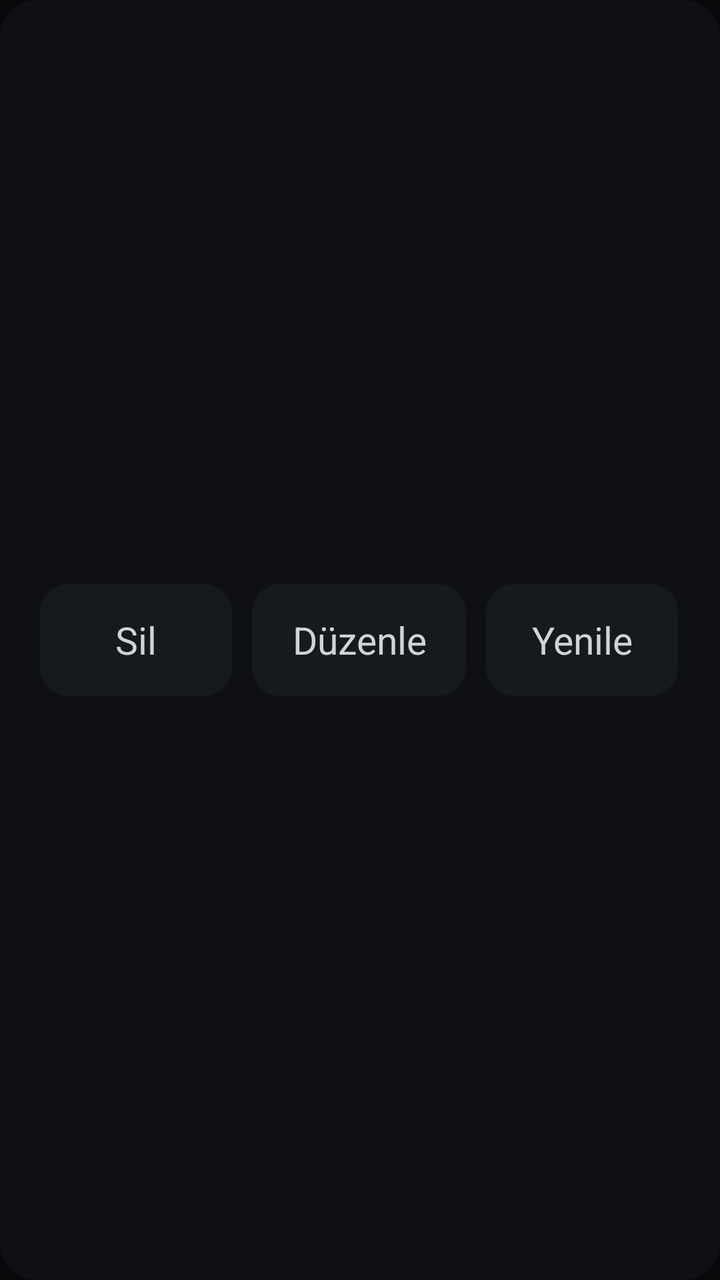
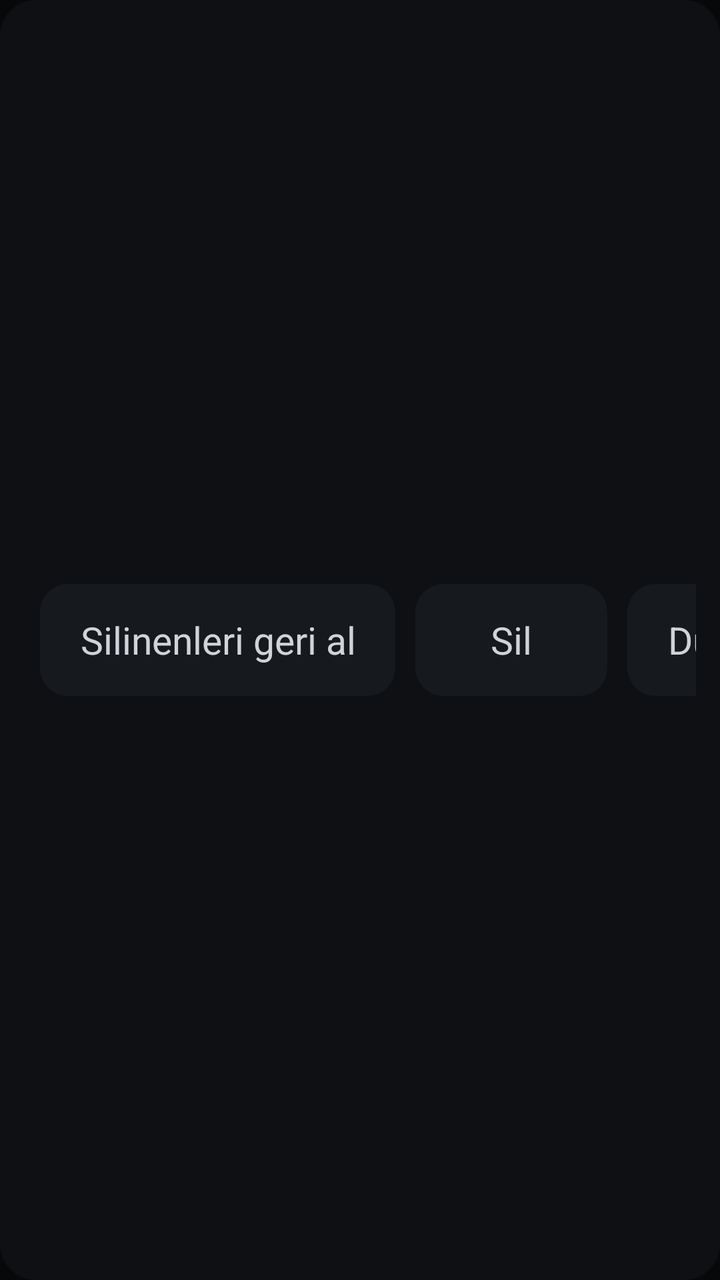

The first picture is an Android layout as it rendered before a commit; the second is the same layout after the commit. The layout source and the unified diff follow.
<!-- AndroidManifest.xml: application theme Tv -->
<!-- res/layout/row_source.xml -->
<?xml version="1.0" encoding="utf-8"?>
<LinearLayout xmlns:android="http://schemas.android.com/apk/res/android"
    android:layout_width="match_parent"
    android:layout_height="wrap_content"
    android:layout_marginTop="8dp"
    android:background="@drawable/bg_pane"
    android:gravity="center_vertical"
    android:minHeight="80dp"
    android:orientation="horizontal"
    android:paddingStart="20dp"
    android:paddingEnd="12dp">

    <LinearLayout
        android:layout_width="0dp"
        android:layout_height="wrap_content"
        android:layout_weight="1"
        android:orientation="vertical">

        <TextView
            android:id="@+id/rName"
            android:layout_width="wrap_content"
            android:layout_height="wrap_content"
            android:textColor="@color/text"
            android:textSize="20sp" />

        <TextView
            android:id="@+id/rMeta"
            android:layout_width="wrap_content"
            android:layout_height="wrap_content"
            android:textColor="@color/text2"
            android:textSize="15sp" />
    </LinearLayout>

    <TextView android:id="@+id/rDelete" style="@style/Chip" android:text="@string/delete" />
    <TextView android:id="@+id/rEdit" style="@style/Chip" android:text="@string/edit" />
    <TextView android:id="@+id/rRefresh" style="@style/Chip" android:text="@string/refresh" />
    <TextView android:id="@+id/rSelect" style="@style/Chip" android:layout_marginEnd="0dp" android:text="@string/select" />
</LinearLayout>
<!-- resources referenced by this layout -->
<resources>
  <color name="text">#D0D4D9</color>
  <color name="text2">#969CA4</color>
  <!-- drawable bg_pane (drawable) -->
  <?xml version="1.0" encoding="utf-8"?>
  <shape xmlns:android="http://schemas.android.com/apk/res/android">
      <solid android:color="@color/pane" />
      <corners android:radius="18dp" />
  </shape>
  <string name="delete">Sil</string>
  <string name="edit">Düzenle</string>
  <string name="refresh">Yenile</string>
  <string name="select">Seç</string>
  <style name="Chip">
          <item name="android:layout_width">wrap_content</item>
          <item name="android:layout_height">56dp</item>
          <item name="android:minWidth">96dp</item>
          <item name="android:gravity">center</item>
          <item name="android:paddingStart">20dp</item>
          <item name="android:paddingEnd">20dp</item>
          <item name="android:layout_marginEnd">10dp</item>
          <item name="android:textSize">19sp</item>
          <item name="android:textColor">@color/text</item>
          <item name="android:background">@drawable/bg_chip</item>
          <item name="android:singleLine">true</item>
          <item name="android:clickable">true</item>
          <item name="android:focusable">true</item>
      </style>
  <style name="Tv" parent="@android:style/Theme.Material.NoActionBar">
          <item name="android:windowBackground">@color/page</item>
          <item name="android:colorBackground">@color/page</item>
          <item name="android:colorAccent">@color/accent</item>
          <item name="android:colorPrimary">@color/page</item>
          <item name="android:statusBarColor">@color/page</item>
          <item name="android:navigationBarColor">@color/page</item>
          <item name="android:textColorPrimary">@color/text</item>
          <item name="android:textColorSecondary">@color/text2</item>
          <item name="android:textColorHint">@color/text2</item>
          <item name="android:windowAnimationStyle">@null</item>
      </style>
  <color name="pane">#0E1014</color>
  <!-- drawable bg_chip (drawable) -->
  <?xml version="1.0" encoding="utf-8"?>
  <selector xmlns:android="http://schemas.android.com/apk/res/android">
      <item android:state_pressed="true"><shape><solid android:color="@color/card_hi" /><corners android:radius="14dp" /></shape></item>
      <item android:state_activated="true"><shape><solid android:color="@color/accent" /><corners android:radius="14dp" /></shape></item>
      <item><shape><solid android:color="@color/card" /><corners android:radius="14dp" /></shape></item>
  </selector>
  <color name="page">#07080A</color>
  <color name="accent">#0A84FF</color>
  <color name="card_hi">#22262D</color>
  <color name="card">#16191E</color>
</resources>

<!-- the commit's change to res/layout/row_source.xml (unified diff, before → after) -->
@@ -31,6 +31,7 @@
             android:textSize="15sp" />
     </LinearLayout>
 
+    <TextView android:id="@+id/rRestore" style="@style/Chip" android:text="@string/restore" />
     <TextView android:id="@+id/rDelete" style="@style/Chip" android:text="@string/delete" />
     <TextView android:id="@+id/rEdit" style="@style/Chip" android:text="@string/edit" />
     <TextView android:id="@+id/rRefresh" style="@style/Chip" android:text="@string/refresh" />
<!-- resource entries referenced after the edit -->
@@ -11,6 +11,7 @@
   <string name="delete">Sil</string>
   <string name="edit">Düzenle</string>
   <string name="refresh">Yenile</string>
+  <string name="restore">Silinenleri geri al</string>
   <string name="select">Seç</string>
   <style name="Chip">
           <item name="android:layout_width">wrap_content</item>
